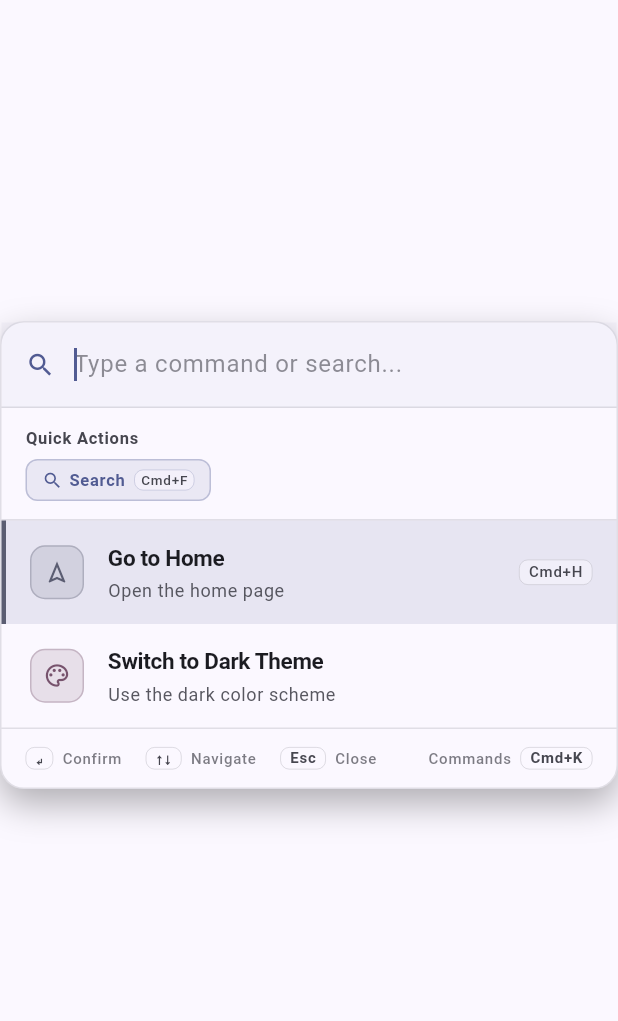
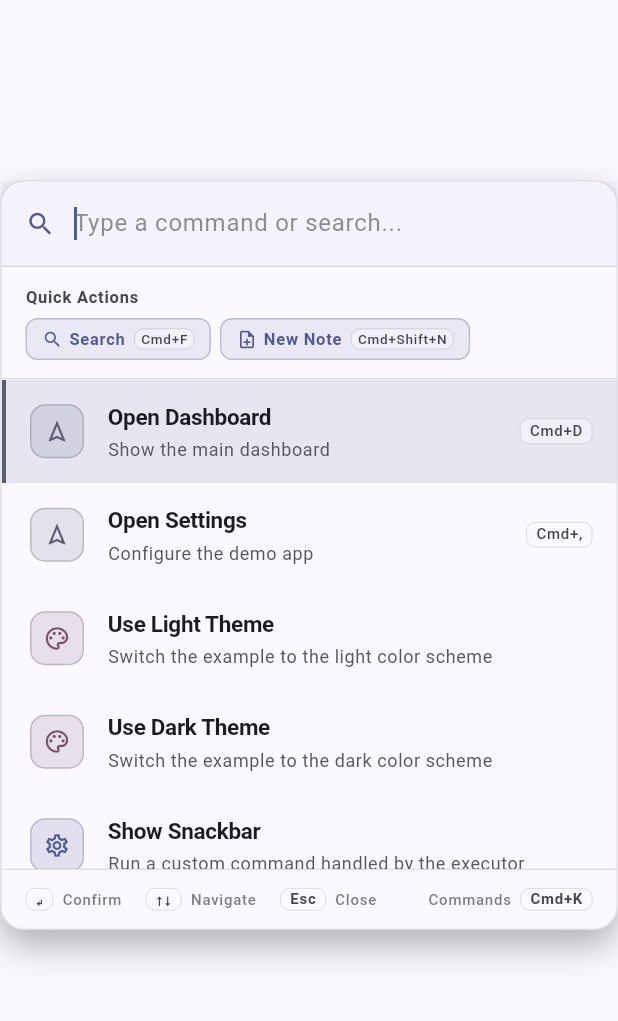
Before and after one commit to n0n1/command_palette_kit, a Flutter app: the screen it shows after launch, after a tap on "Open command palette", on a phone screen of 412 x 824 dp, the part 63-1084 px from its top. Run offline on Flutter 3.47's test engine with Material 3 defaults, Android fonts, the light colour scheme and no system bars; our stand-ins replace equatable, flutter_bloc.

Commit message:
Add full Flutter example app

```diff
--- a/example/lib/main.dart
+++ b/example/lib/main.dart
@@ -2,74 +2,161 @@ import 'package:command_palette_kit/command_palette_kit.dart';
 import 'package:flutter/material.dart';
 import 'package:flutter_bloc/flutter_bloc.dart';
 
-void main() {
-  final commands = <CommandModel>[
-    const CommandModel(
-      id: 'navigate:home',
-      title: 'Go to Home',
-      description: 'Open the home page',
+void main() => runApp(const ExampleApp());
+
+const demoCommands = <CommandModel>[
+  CommandModel(
+    id: 'navigate:dashboard',
+    title: 'Open Dashboard',
+    description: 'Show the main dashboard',
     category: 'navigation',
-      keywords: ['home', 'main'],
-      shortcut: 'Cmd+H',
-      action: CommandActionModel(type: 'navigate', route: '/'),
+    keywords: ['home', 'main', 'dashboard'],
+    shortcut: 'Cmd+D',
+    action: CommandActionModel(type: 'navigate', route: '/dashboard'),
   ),
-    const CommandModel(
+  CommandModel(
+    id: 'navigate:settings',
+    title: 'Open Settings',
+    description: 'Configure the demo app',
+    category: 'navigation',
+    keywords: ['settings', 'preferences'],
+    shortcut: 'Cmd+,',
+    action: CommandActionModel(type: 'navigate', route: '/settings'),
+  ),
+  CommandModel(
+    id: 'theme:light',
+    title: 'Use Light Theme',
+    description: 'Switch the example to the light color scheme',
+    category: 'theme',
+    keywords: ['light', 'theme'],
+    action: CommandActionModel(type: 'theme', params: {'theme': 'light'}),
+  ),
+  CommandModel(
     id: 'theme:dark',
-      title: 'Switch to Dark Theme',
-      description: 'Use the dark color scheme',
+    title: 'Use Dark Theme',
+    description: 'Switch the example to the dark color scheme',
     category: 'theme',
     keywords: ['dark', 'theme'],
     action: CommandActionModel(type: 'theme', params: {'theme': 'dark'}),
   ),
+  CommandModel(
+    id: 'debug:snackbar',
+    title: 'Show Snackbar',
+    description: 'Run a custom command handled by the executor',
+    category: 'general',
+    keywords: ['snackbar', 'message', 'debug'],
+    action: CommandActionModel(type: 'custom', params: {'message': 'Hello'}),
+  ),
 ];
 
-  runApp(ExampleApp(commands: commands));
+class ExampleApp extends StatefulWidget {
+  const ExampleApp({super.key});
+
+  @override
+  State<ExampleApp> createState() => _ExampleAppState();
 }
 
-class ExampleApp extends StatelessWidget {
-  const ExampleApp({required this.commands, super.key});
+class _ExampleAppState extends State<ExampleApp> {
+  ThemeMode _themeMode = ThemeMode.system;
+  String _lastAction = 'No command executed yet';
 
-  final List<CommandModel> commands;
+  void _setThemeMode(ThemeMode themeMode) {
+    setState(() {
+      _themeMode = themeMode;
+    });
+  }
+
+  void _setLastAction(String value) {
+    setState(() {
+      _lastAction = value;
+    });
+  }
 
   @override
   Widget build(BuildContext context) {
     final repository = CommandRepositoryImpl(
-      InMemoryCommandDataSource(commands),
+      const InMemoryCommandDataSource(demoCommands),
     );
 
     return MaterialApp(
       title: 'Command Palette Example',
       theme: ThemeData(colorSchemeSeed: Colors.indigo, useMaterial3: true),
+      darkTheme: ThemeData(
+        colorSchemeSeed: Colors.indigo,
+        brightness: Brightness.dark,
+        useMaterial3: true,
+      ),
+      themeMode: _themeMode,
       home: BlocProvider(
         create: (_) => CommandPaletteBloc(
           getCommands: GetCommands(repository),
           searchCommands: SearchCommands(repository),
         )..add(const LoadCommandsEvent()),
-        child: const ExampleHomePage(),
+        child: ExampleHomePage(
+          lastAction: _lastAction,
+          commandExecutor: DemoCommandExecutor(
+            onThemeModeChanged: _setThemeMode,
+            onActionExecuted: _setLastAction,
+          ),
+        ),
       ),
     );
   }
 }
 
 class ExampleHomePage extends StatelessWidget {
-  const ExampleHomePage({super.key});
+  const ExampleHomePage({
+    required this.lastAction,
+    required this.commandExecutor,
+    super.key,
+  });
+
+  final String lastAction;
+  final CommandActionExecutor commandExecutor;
 
   @override
   Widget build(BuildContext context) {
     return CommandPaletteOverlay(
-      commandExecutor: LoggingCommandExecutor(),
+      commandExecutor: commandExecutor,
       quickActions: [
         QuickAction.search(
           onTap: () {
+            context.read<CommandPaletteBloc>().add(
+                  const ShowCommandPaletteEvent(),
+                );
+          },
+        ),
+        QuickAction.newNote(
+          onTap: () {
             ScaffoldMessenger.of(context).showSnackBar(
-              const SnackBar(content: Text('Search quick action')),
+              const SnackBar(content: Text('New note quick action')),
             );
           },
         ),
       ],
       child: Scaffold(
         appBar: AppBar(title: const Text('Command Palette Example')),
-        body: Center(
+        body: Padding(
+          padding: const EdgeInsets.all(24),
+          child: Center(
+            child: ConstrainedBox(
+              constraints: const BoxConstraints(maxWidth: 640),
+              child: Column(
+                mainAxisAlignment: MainAxisAlignment.center,
+                crossAxisAlignment: CrossAxisAlignment.stretch,
+                children: [
+                  Text(
+                    'Press Cmd+K or Ctrl+K to open the palette.',
+                    style: Theme.of(context).textTheme.titleLarge,
+                    textAlign: TextAlign.center,
+                  ),
+                  const SizedBox(height: 16),
+                  Text(
+                    lastAction,
+                    textAlign: TextAlign.center,
+                  ),
+                  const SizedBox(height: 24),
+                  Align(
                     child: FilledButton.icon(
                       onPressed: () {
                         context.read<CommandPaletteBloc>().add(
@@ -80,17 +167,39 @@ class ExampleHomePage extends StatelessWidget {
                       label: const Text('Open command palette'),
                     ),
                   ),
+                ],
+              ),
+            ),
+          ),
+        ),
       ),
     );
   }
 }
 
-class LoggingCommandExecutor implements CommandActionExecutor {
+class DemoCommandExecutor implements CommandActionExecutor {
+  const DemoCommandExecutor({
+    required this.onThemeModeChanged,
+    required this.onActionExecuted,
+  });
+
+  final ValueChanged<ThemeMode> onThemeModeChanged;
+  final ValueChanged<String> onActionExecuted;
+
   @override
   Future<void> execute(BuildContext context, CommandEntity command) async {
-    ScaffoldMessenger.of(
-      context,
-    ).showSnackBar(SnackBar(content: Text('Executed: ${command.title}')));
+    final theme = command.action.params?['theme'];
+    if (theme == 'light') {
+      onThemeModeChanged(ThemeMode.light);
+    } else if (theme == 'dark') {
+      onThemeModeChanged(ThemeMode.dark);
+    }
+
+    final message = 'Executed: ${command.title}';
+    onActionExecuted(message);
+    ScaffoldMessenger.of(context).showSnackBar(
+      SnackBar(content: Text(message)),
+    );
   }
 }
 
```
Also changed, not shown: example/analysis_options.yaml (added, +28 -0 lines), 125 other files. Lines whose indentation alone changed are shown as unchanged.
